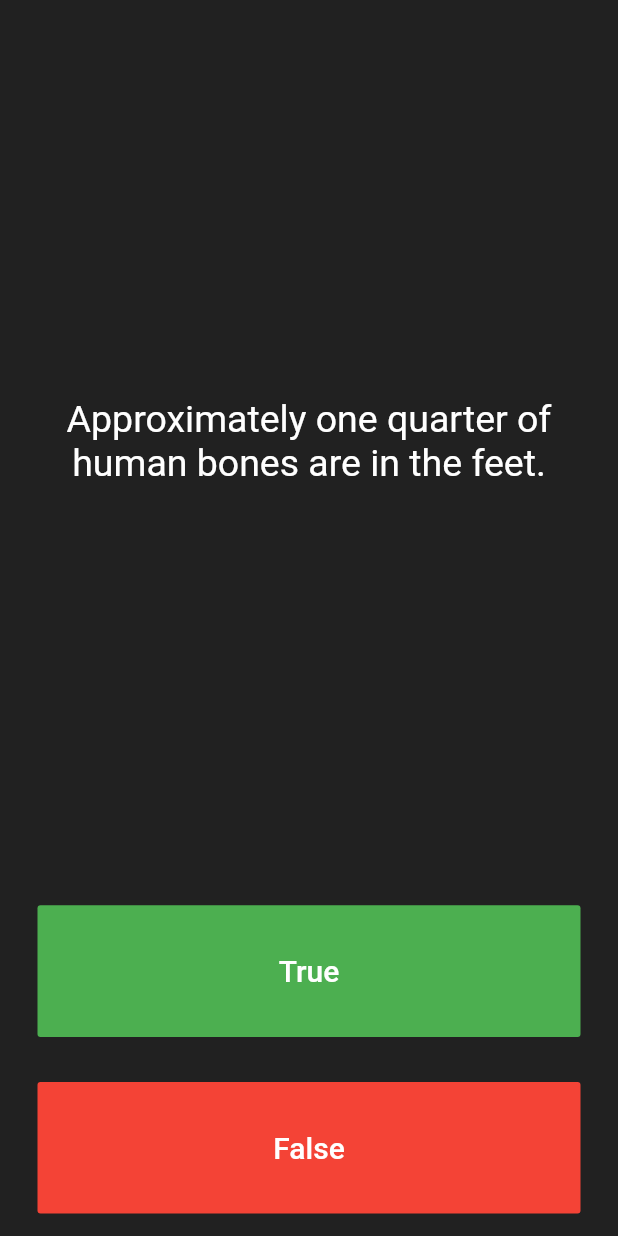
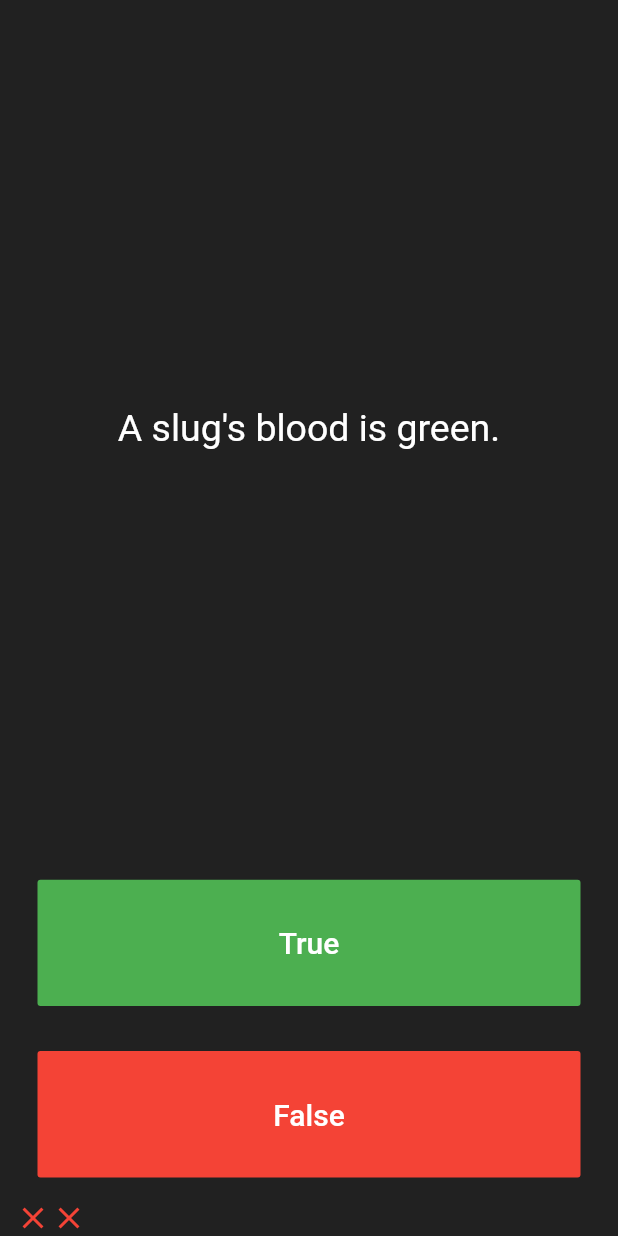
Before and after one commit to kuppylee/QiuzApp, a Flutter app: the screen it shows after launch, after a tap on "True", after a tap on "False", on a phone screen of 412 x 824 dp. Run offline on Flutter 3.47's test engine with Material 2 defaults, Android fonts, the phone set to English and light mode, and no system bars.

Commit message:
created a class for the questions and answers

```diff
--- a/quizzler-flutter-master/lib/main.dart
+++ b/quizzler-flutter-master/lib/main.dart
@@ -1,4 +1,5 @@
 import 'package:flutter/material.dart';
+import 'question.dart';
 
 void main() => runApp(Quizzler());
 
@@ -26,11 +27,12 @@ class QuizPage extends StatefulWidget {
 }
 
 class _QuizPageState extends State<QuizPage> {
+
   List <Icon> scoreKeeper = [];
-  List <String> questions = [
-    'You can lead a cow down stairs but not up stairs.',
-    'Approximately one quarter of human bones are in the feet.',
-    'A slug\'s blood is green.'
+  List <Question> questionBank = [
+    Question(q:'You can lead a cow down stairs but not up stairs...', a: false ),
+    Question(q:'Approximately one quarter of human bones are in the feet.', a: true ),
+    Question(q:'A slug\'s blood is green.', a: true ),
   ];
   int questionNumber = 0;
   @override
@@ -45,7 +47,7 @@ class _QuizPageState extends State<QuizPage> {
             padding: EdgeInsets.all(10.0),
             child: Center(
               child: Text(
-                questions[questionNumber],
+                questionBank[questionNumber].questionText,
                 textAlign: TextAlign.center,
                 style: TextStyle(
                   fontSize: 25.0,
@@ -68,9 +70,18 @@ class _QuizPageState extends State<QuizPage> {
                 ),
               ),
               onPressed: () {
+                bool correctAnswers = questionBank[questionNumber].questionAnswer;
+                if(correctAnswers == true){
+                  scoreKeeper.add(Icon (Icons.check, color: Colors.green,));
+                }else{
+                  scoreKeeper.add(Icon(Icons.close, color: Colors.red,));
+                }
                 //The user picked true.
                 setState(() {
                   questionNumber++;
+                  if(questionNumber == questionBank.length){
+                    questionNumber = 0;
+                  }
                 });
               },
             ),
@@ -89,7 +100,19 @@ class _QuizPageState extends State<QuizPage> {
                 ),
               ),
               onPressed: () {
+                bool correctAnswers = questionBank[questionNumber].questionAnswer;
+                if(correctAnswers == false){
+                  scoreKeeper.add(Icon (Icons.check, color: Colors.green,));
+                }else{
+                  scoreKeeper.add(Icon(Icons.close, color: Colors.red,));
+                }
                 //The user picked false.
+                setState(() {
+                  questionNumber++;
+                  if(questionNumber == questionBank.length){
+                    questionNumber = 0;
+                  }
+                });
               },
             ),
           ),
@@ -99,6 +122,7 @@ class _QuizPageState extends State<QuizPage> {
         ),
       ],
     );
+
   }
 }
 
--- /dev/null
+++ b/quizzler-flutter-master/lib/question.dart
@@ -0,0 +1,10 @@
+
+class Question {
+  String questionText;
+  bool questionAnswer;
+
+  Question({String q, bool a}){
+    questionText = q;
+    questionAnswer = a;
+  }
+}
```
